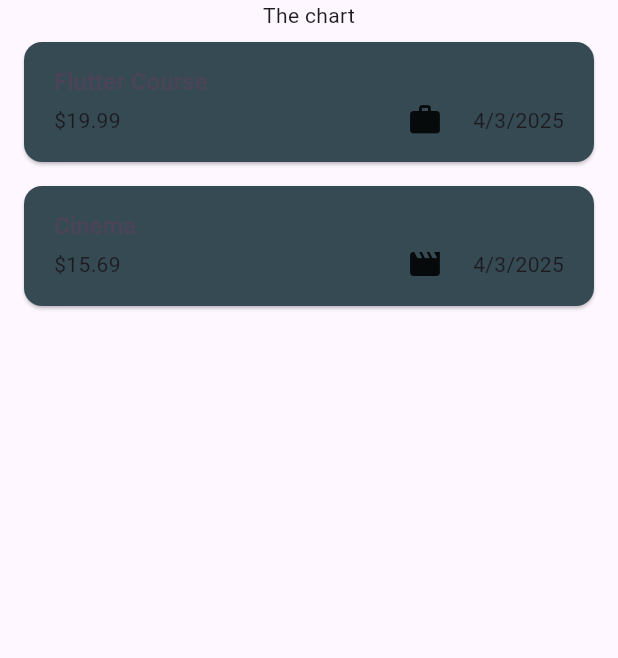
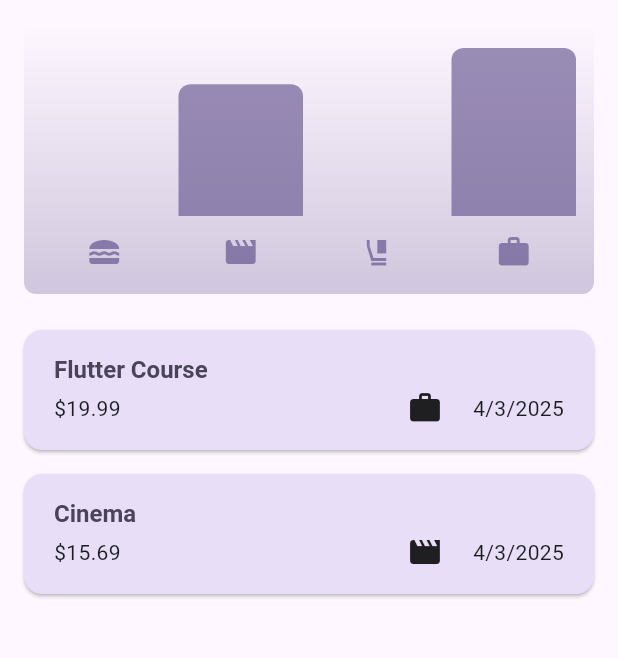
Before and after one commit to ben-lawino/expense_tracker, a Flutter app: the screen it shows after launch, on a phone screen of 412 x 824 dp, the part 84-742 px from its top. Run offline on Flutter 3.47's test engine with Material 3 defaults, Android fonts, the phone set to English and light mode, and no system bars.

Commit message:
updated ui code

```diff
--- a/lib/expenses.dart
+++ b/lib/expenses.dart
@@ -1,3 +1,4 @@
+import 'package:expense_tracker/widgets/chart/chart.dart';
 import 'package:expense_tracker/widgets/expenses_list/expenses_list.dart';
 import 'package:expense_tracker/models/expense.dart';
 import 'package:expense_tracker/widgets/new_expense.dart';
@@ -64,6 +65,7 @@ class _ExpensesState extends State<Expenses> {
 
   @override
   Widget build(BuildContext context) {
+    final width = MediaQuery.of(context).size.width;
     Widget mainContent = Center(
       child: Text('No expenses found start adding some'),
     );
@@ -82,7 +84,20 @@ class _ExpensesState extends State<Expenses> {
           IconButton(onPressed: _openAddExpenseOverlay, icon: Icon(Icons.add)),
         ],
       ),
-      body: Column(children: [Text('The chart'), Expanded(child: mainContent)]),
+      body:
+          width < 600
+              ? Column(
+                children: [
+                  Chart(expenses: _registeredExpenses),
+                  Expanded(child: mainContent),
+                ],
+              )
+              : Row(
+                children: [
+                  Expanded(child: Chart(expenses: _registeredExpenses)),
+                  Expanded(child: mainContent),
+                ],
+              ),
     );
   }
 }
--- a/lib/main.dart
+++ b/lib/main.dart
@@ -1,5 +1,6 @@
 import 'package:expense_tracker/expenses.dart';
 import 'package:flutter/material.dart';
+//import 'package:flutter/services.dart';
 
 var kColorScheme = ColorScheme.fromSeed(
   seedColor: Color.fromARGB(255, 96, 59, 181),
@@ -11,6 +12,8 @@ var kDarkColorScheme = ColorScheme.fromSeed(
 );
 
 void main() {
+  //SystemChrome.setPreferredOrientations([
+  //DeviceOrientation.portraitUp,]).then((fn){});
   runApp(
     MaterialApp(
       darkTheme: ThemeData.dark().copyWith(
@@ -33,7 +36,7 @@ void main() {
           foregroundColor: kColorScheme.primaryContainer,
         ),
         cardTheme: CardTheme().copyWith(
-          color: kDarkColorScheme.secondaryContainer,
+          color: kColorScheme.secondaryContainer,
           margin: EdgeInsets.symmetric(horizontal: 16, vertical: 8),
         ),
         elevatedButtonTheme: ElevatedButtonThemeData(
--- a/lib/models/expense.dart
+++ b/lib/models/expense.dart
@@ -8,7 +8,7 @@ const uuid = Uuid();
 
 enum Category { food, travel, leisure, work }
 
-const CategoryIcons = {
+const categoryIcons = {
   Category.food: Icons.lunch_dining,
   Category.travel: Icons.flight_class_sharp,
   Category.leisure: Icons.movie,
@@ -40,6 +40,10 @@ class ExpenseBucket {
 
   const ExpenseBucket({required this.category, required this.expenses});
 
+  ExpenseBucket.forCategory(List<Expense> allExpenses, this.category)
+    : expenses =
+          allExpenses.where((expense) => expense.category == category).toList();
+
   double get totalExpenses {
     double sum = 0;
 
--- /dev/null
+++ b/lib/widgets/chart/chart.dart
@@ -0,0 +1,96 @@
+// ignore_for_file: deprecated_member_use
+
+import 'package:flutter/material.dart';
+import 'package:expense_tracker/widgets/chart/chart_bar.dart';
+import 'package:expense_tracker/models/expense.dart';
+
+class Chart extends StatelessWidget {
+  const Chart({super.key, required this.expenses});
+
+  final List<Expense> expenses;
+
+  List<ExpenseBucket> get buckets {
+    return [
+      ExpenseBucket.forCategory(expenses, Category.food),
+      ExpenseBucket.forCategory(expenses, Category.leisure),
+      ExpenseBucket.forCategory(expenses, Category.travel),
+      ExpenseBucket.forCategory(expenses, Category.work),
+    ];
+  }
+
+  double get maxTotalExpense {
+    double maxTotalExpense = 0;
+
+    for (final bucket in buckets) {
+      if (bucket.totalExpenses > maxTotalExpense) {
+        maxTotalExpense = bucket.totalExpenses;
+      }
+    }
+
+    return maxTotalExpense;
+  }
+
+  @override
+  Widget build(BuildContext context) {
+    final isDarkMode =
+        MediaQuery.of(context).platformBrightness == Brightness.dark;
+    return Container(
+      margin: const EdgeInsets.all(16),
+      padding: const EdgeInsets.symmetric(vertical: 16, horizontal: 8),
+      width: double.infinity,
+      height: 180,
+      decoration: BoxDecoration(
+        borderRadius: BorderRadius.circular(8),
+        gradient: LinearGradient(
+          colors: [
+            Theme.of(context).colorScheme.primary.withOpacity(0.3),
+            Theme.of(context).colorScheme.primary.withOpacity(0.0),
+          ],
+          begin: Alignment.bottomCenter,
+          end: Alignment.topCenter,
+        ),
+      ),
+      child: Column(
+        children: [
+          Expanded(
+            child: Row(
+              crossAxisAlignment: CrossAxisAlignment.end,
+              children: [
+                for (final bucket in buckets) // alternative to map()
+                  ChartBar(
+                    fill:
+                        bucket.totalExpenses == 0
+                            ? 0
+                            : bucket.totalExpenses / maxTotalExpense,
+                  ),
+              ],
+            ),
+          ),
+          const SizedBox(height: 12),
+          Row(
+            children:
+                buckets
+                    .map(
+                      (bucket) => Expanded(
+                        child: Padding(
+                          padding: const EdgeInsets.symmetric(horizontal: 4),
+                          child: Icon(
+                            categoryIcons[bucket.category],
+                            color:
+                                isDarkMode
+                                    ? Theme.of(context).colorScheme.secondary
+                                    : Theme.of(
+                                      context,
+                                      // ignore: deprecated_member_use
+                                    ).colorScheme.primary.withOpacity(0.7),
+                          ),
+                        ),
+                      ),
+                    )
+                    .toList(),
+          ),
+        ],
+      ),
+    );
+  }
+}
--- /dev/null
+++ b/lib/widgets/chart/chart_bar.dart
@@ -0,0 +1,34 @@
+import 'package:flutter/material.dart';
+
+class ChartBar extends StatelessWidget {
+  const ChartBar({
+    super.key,
+    required this.fill,
+  });
+
+  final double fill;
+
+  @override
+  Widget build(BuildContext context) {
+    final isDarkMode =
+        MediaQuery.of(context).platformBrightness == Brightness.dark;
+    return Expanded(
+      child: Padding(
+        padding: const EdgeInsets.symmetric(horizontal: 4),
+        child: FractionallySizedBox(
+          heightFactor: fill,
+          child: DecoratedBox(
+            decoration: BoxDecoration(
+              shape: BoxShape.rectangle,
+              borderRadius:
+                  const BorderRadius.vertical(top: Radius.circular(8)),
+              color: isDarkMode
+                  ? Theme.of(context).colorScheme.secondary
+                  : Theme.of(context).colorScheme.primary.withOpacity(0.65),
+            ),
+          ),
+        ),
+      ),
+    );
+  }
+}
--- a/lib/widgets/expenses_list/expense_item.dart
+++ b/lib/widgets/expenses_list/expense_item.dart
@@ -22,7 +22,7 @@ class ExpenseItem extends StatelessWidget {
                 Spacer(),
                 Row(
                   children: [
-                    Icon(CategoryIcons[expense.category]),
+                    Icon(categoryIcons[expense.category]),
                     SizedBox(width: 20),
                     Text(expense.formattedDate),
                   ],
--- a/lib/widgets/new_expense.dart
+++ b/lib/widgets/new_expense.dart
@@ -73,8 +73,13 @@ class _NewExpenseState extends State<NewExpense> {
 
   @override
   Widget build(BuildContext context) {
-    return Padding(
-      padding: EdgeInsets.fromLTRB(16, 48, 16, 16),
+    final keyboardSpace = MediaQuery.of(context).viewInsets.bottom;
+
+    return SizedBox(
+      height: double.infinity,
+      child: SingleChildScrollView(
+        child: Padding(
+          padding: EdgeInsets.fromLTRB(16, 48, 16, keyboardSpace + 16),
           child: Column(
             children: [
               TextField(
@@ -87,7 +92,9 @@ class _NewExpenseState extends State<NewExpense> {
                   Expanded(
                     child: TextField(
                       controller: _amountController,
-                  keyboardType: TextInputType.numberWithOptions(decimal: true),
+                      keyboardType: TextInputType.numberWithOptions(
+                        decimal: true,
+                      ),
                       decoration: InputDecoration(
                         label: Text('Amount'),
                         prefixText: '\$ ',
@@ -152,6 +159,8 @@ class _NewExpenseState extends State<NewExpense> {
               ),
             ],
           ),
+        ),
+      ),
     );
   }
 }
```
Lines whose indentation alone changed are shown as unchanged.
